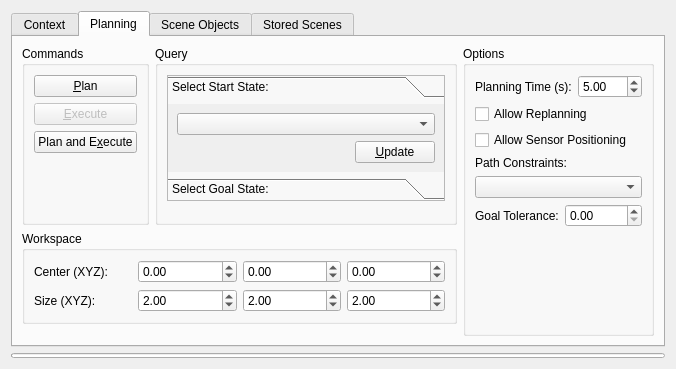
Above: moveit_ros/visualization/motion_planning_rviz_plugin/src/ui/motion_planning_rviz_plugin_frame.ui from moveit/moveit before the change. Below: the same form after it.
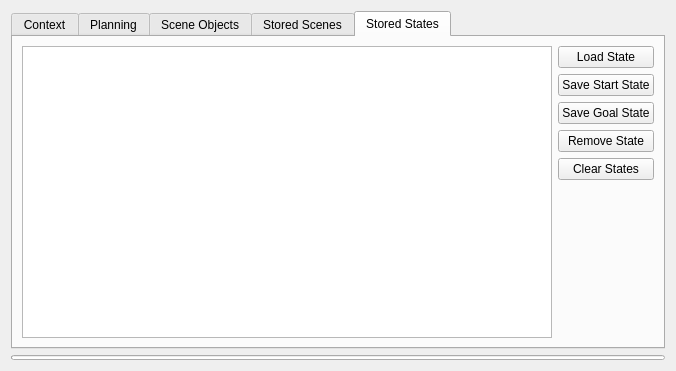
That is the form after the change.

Commit message: add tab for maintaining robot states

Patch:
```diff
--- a/moveit_ros/visualization/motion_planning_rviz_plugin/src/ui/motion_planning_rviz_plugin_frame.ui
+++ b/moveit_ros/visualization/motion_planning_rviz_plugin/src/ui/motion_planning_rviz_plugin_frame.ui
@@ -7,7 +7,7 @@
     <x>0</x>
     <y>0</y>
     <width>676</width>
-    <height>369</height>
+    <height>371</height>
    </rect>
   </property>
   <property name="windowTitle">
@@ -26,7 +26,7 @@
       <bool>false</bool>
      </property>
      <property name="currentIndex">
-      <number>1</number>
+      <number>4</number>
      </property>
      <widget class="QWidget" name="context">
       <attribute name="title">
@@ -284,7 +284,7 @@
                   <rect>
                    <x>0</x>
                    <y>0</y>
-                   <width>193</width>
+                   <width>206</width>
                    <height>80</height>
                   </rect>
                  </property>
@@ -1056,6 +1056,68 @@
        </item>
       </layout>
      </widget>
+     <widget class="QWidget" name="stored_states">
+      <attribute name="title">
+       <string>Stored States</string>
+      </attribute>
+      <layout class="QHBoxLayout" name="horizontalLayout_2">
+       <item>
+        <widget class="QListWidget" name="list_states"/>
+       </item>
+       <item>
+        <layout class="QVBoxLayout" name="verticalLayout_4">
+         <item>
+          <widget class="QPushButton" name="load_state_button">
+           <property name="text">
+            <string>Load State</string>
+           </property>
+          </widget>
+         </item>
+         <item>
+          <widget class="QPushButton" name="save_start_state_button">
+           <property name="text">
+            <string>Save Start State</string>
+           </property>
+          </widget>
+         </item>
+         <item>
+          <widget class="QPushButton" name="save_goal_state_button">
+           <property name="text">
+            <string>Save Goal State</string>
+           </property>
+          </widget>
+         </item>
+         <item>
+          <widget class="QPushButton" name="remove_state_button">
+           <property name="text">
+            <string>Remove State</string>
+           </property>
+          </widget>
+         </item>
+         <item>
+          <widget class="QPushButton" name="clear_states_button">
+           <property name="text">
+            <string>Clear States</string>
+           </property>
+          </widget>
+         </item>
+         <item>
+          <spacer name="verticalSpacer_8">
+           <property name="orientation">
+            <enum>Qt::Vertical</enum>
+           </property>
+           <property name="sizeHint" stdset="0">
+            <size>
+             <width>20</width>
+             <height>40</height>
+            </size>
+           </property>
+          </spacer>
+         </item>
+        </layout>
+       </item>
+      </layout>
+     </widget>
     </widget>
    </item>
    <item>
```
Left out of the diff: 2 changed lines with no effect on the pictures.
